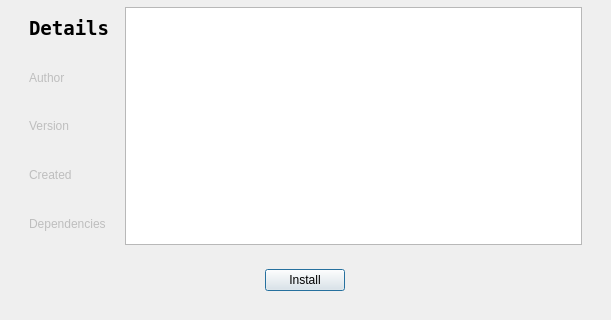
Before: the Qt Designer form src/ui/package_manager.ui in Mudlet/Mudlet, drawn with Qt 5; both pictures show x 0 to 611 and y 285 to 605 of the 611 by 605 pixel window.
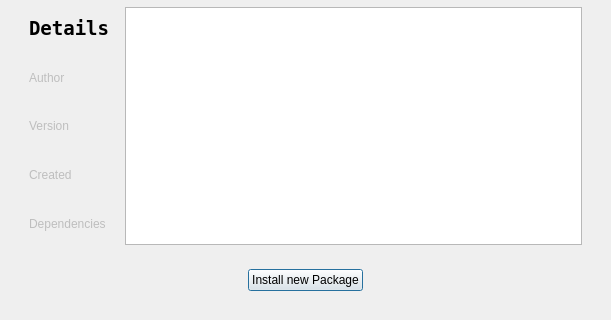
After: the same form once the commit is applied.

Patch:
```diff
--- a/src/ui/package_manager.ui
+++ b/src/ui/package_manager.ui
@@ -251,7 +251,7 @@
             </sizepolicy>
            </property>
            <property name="text">
-            <string>Install</string>
+            <string>Install new Package</string>
            </property>
           </widget>
          </item>
```
Left out of the diff: 8 changed lines with no effect on the pictures.
